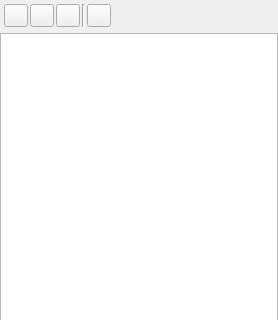
The window that src/macro_plugin/ui/macro_panel.ui (Joonalai/macro-qgis-plugin) describes before a commit, drawn with Qt 5; both pictures show x 0 to 278 and y 0 to 320 of the 278 by 671 pixel window.
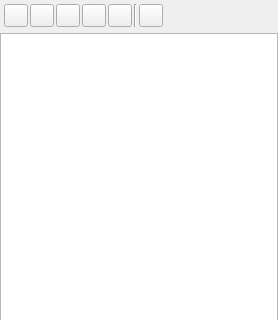
The same window after the commit.

Commit message: feat: allow saving and loading macros

```diff
--- a/src/macro_plugin/ui/macro_panel.ui
+++ b/src/macro_plugin/ui/macro_panel.ui
@@ -82,6 +82,32 @@
        </property>
       </widget>
      </item>
+     <item>
+      <widget class="QToolButton" name="button_open">
+       <property name="toolTip">
+        <string>Open macros from the disk</string>
+       </property>
+       <property name="text">
+        <string/>
+       </property>
+       <property name="autoRaise">
+        <bool>false</bool>
+       </property>
+      </widget>
+     </item>
+     <item>
+      <widget class="QToolButton" name="button_save">
+       <property name="toolTip">
+        <string>Save all macros to the disk...</string>
+       </property>
+       <property name="text">
+        <string/>
+       </property>
+       <property name="autoRaise">
+        <bool>false</bool>
+       </property>
+      </widget>
+     </item>
      <item>
       <widget class="Line" name="line">
        <property name="frameShadow">
```
The commit also changes 13 other files.
